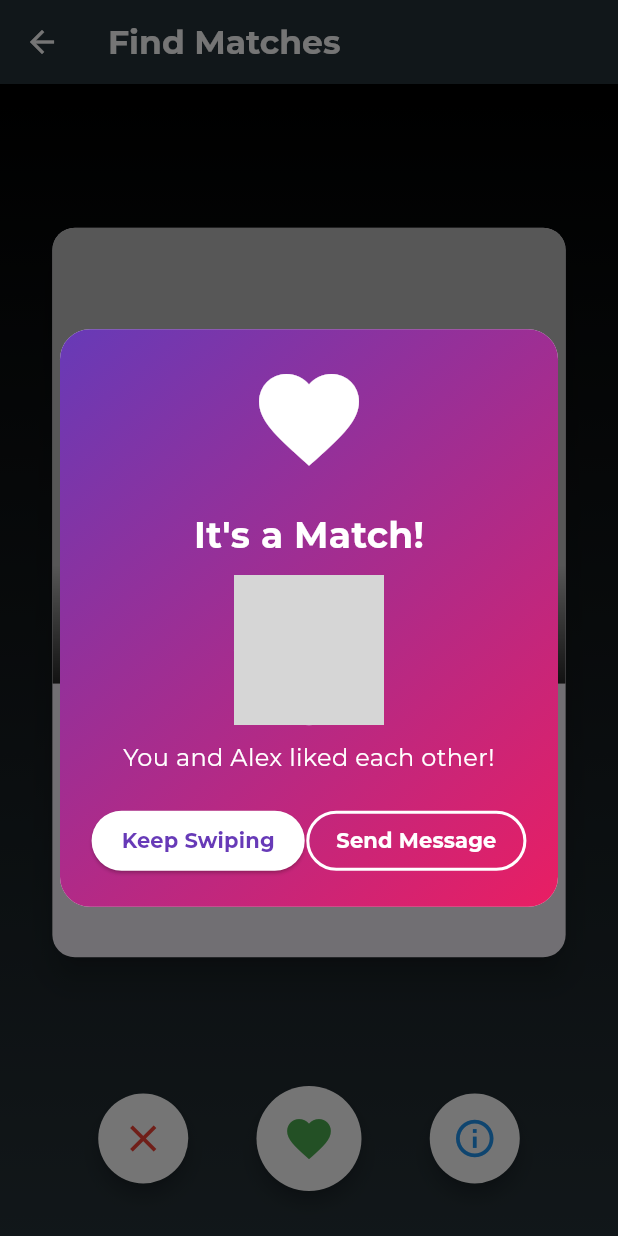
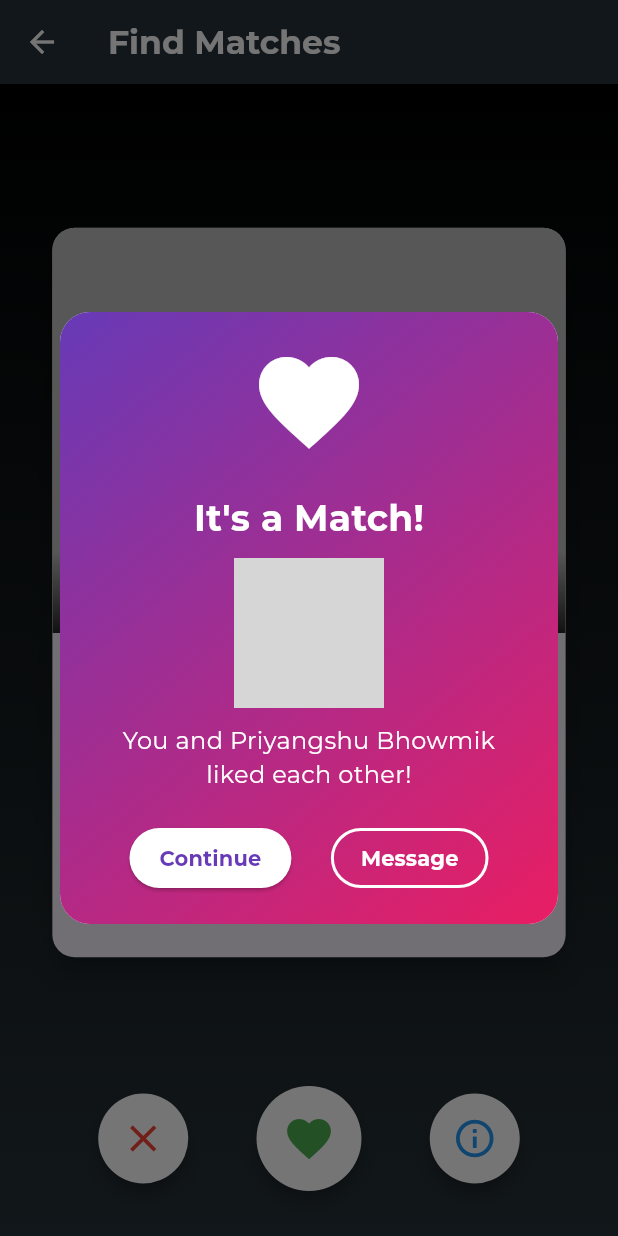
Before and after one commit to radhaghate/spot_me, a Flutter app: the MatchScreen screen opened directly, item 2 of the bottom bar chosen, on a phone screen of 412 x 824 dp. Run offline on Flutter 3.47's test engine with Material 3 defaults, Android fonts, the phone set to English and light mode, and no system bars; our stand-ins replace google_fonts; network calls fail; grey boxes are pictures that could not be loaded.

Commit message:
Updated Match Page with Test Profiles

```diff
--- a/lib/match_screen.dart
+++ b/lib/match_screen.dart
@@ -13,49 +13,40 @@ class _MatchScreenState extends State<MatchScreen> {
   // List of fake user profiles
   final List<Map<String, dynamic>> _users = [
     {
-      'name': 'Alex',
-      'age': 25,
+      'name': 'Priyangshu Bhowmik',
       'bio': 'Looking for a gym partner for morning workouts. I focus on strength training.',
-      'image': 'https://picsum.photos/id/1025/400/600',
-      'gym': 'Fitness First',
-      'workoutTime': 'Morning',
-      'experience': 'Intermediate',
+      'image': 'https://picsum.photos/id/1025/400/600', // You'll replace this with actual image
+      'gym': 'SWRC',
+      'experience': '1+ Yrs',
+      'gender_preference': 'No Preference',
+      'workout_dependency': 'Individual workouts',
+      'workout_style': 'Strength Training',
+      'split': 'M F - Pull, T H - Push, W - Legs',
+      'level': 'Junior',
     },
     {
-      'name': 'Jamie',
-      'age': 28,
+      'name': 'Alex',
       'bio': 'Cardio enthusiast, training for my first marathon. Need someone to keep me accountable!',
       'image': 'https://picsum.photos/id/1027/400/600',
-      'gym': 'Planet Fitness',
-      'workoutTime': 'Evening',
-      'experience': 'Beginner',
-    },
-    {
-      'name': 'Taylor',
-      'age': 30,
-      'bio': 'Powerlifter looking for a spotter. I train 5 days a week and compete regularly.',
-      'image': 'https://picsum.photos/id/1012/400/600',
-      'gym': 'Gold\'s Gym',
-      'workoutTime': 'Afternoon',
-      'experience': 'Advanced',
-    },
-    {
-      'name': 'Jordan',
-      'age': 24,
-      'bio': 'New to town, looking for gym buddies who enjoy circuit training and HIIT workouts.',
-      'image': 'https://picsum.photos/id/1011/400/600',
-      'gym': 'LA Fitness',
-      'workoutTime': 'Flexible',
-      'experience': 'Intermediate',
+      'gym': 'CAG',
+      'experience': '3-6 months',
+      'gender_preference': 'Female',
+      'workout_dependency': 'Spotter',
+      'workout_style': 'HIIT/Cardio',
+      'split': 'Full body, 3x per week',
+      'level': 'Beginner',
     },
     {
       'name': 'Sam',
-      'age': 27,
-      'bio': 'Yoga and CrossFit enthusiast. I believe in balanced fitness and mindfulness.',
+      'bio': 'Yoga and swimming enthusiast. I believe in balanced fitness and mindfulness.',
       'image': 'https://picsum.photos/id/1062/400/600',
-      'gym': 'CrossFit Box',
-      'workoutTime': 'Morning',
-      'experience': 'Advanced',
+      'gym': 'RFC, SWR',
+      'experience': '6-12 months',
+      'gender_preference': 'Male',
+      'workout_dependency': 'Individual workouts',
+      'workout_style': 'Yoga, Swimming',
+      'split': 'Morning sessions, flexibility focused',
+      'level': 'Intermediate',
     },
   ];
 
@@ -70,7 +61,8 @@ class _MatchScreenState extends State<MatchScreen> {
   Widget build(BuildContext context) {
     return Scaffold(
       appBar: AppBar(
-        title: Text("Find Matches",
+        title: Text(
+          "Find Matches",
           style: GoogleFonts.montserrat(
             fontWeight: FontWeight.bold,
             color: Colors.white,
@@ -256,39 +248,15 @@ class _MatchScreenState extends State<MatchScreen> {
                           ],
                         ),
                       ),
-                      child: Row(
-                        children: [
-                          Expanded(
                       child: Column(
                         crossAxisAlignment: CrossAxisAlignment.start,
                         children: [
                           Text(
-                                  '${user['name']}, ${user['age']}',
+                            user['name'],
                             style: GoogleFonts.montserrat(
                               fontSize: 24,
                               fontWeight: FontWeight.bold,
                               color: Colors.white,
-                                  ),
-                                ),
-                                const SizedBox(height: 5),
-                                Row(
-                                  children: [
-                                    const Icon(
-                                      Icons.fitness_center,
-                                      color: Colors.white70,
-                                      size: 16,
-                                    ),
-                                    const SizedBox(width: 5),
-                                    Text(
-                                      user['gym'],
-                                      style: GoogleFonts.montserrat(
-                                        fontSize: 14,
-                                        color: Colors.white70,
-                                      ),
-                                    ),
-                                  ],
-                                ),
-                              ],
                             ),
                           ),
                         ],
@@ -344,39 +312,48 @@ class _MatchScreenState extends State<MatchScreen> {
             ),
           ),
           Expanded(
-            flex: 3,
+            flex: 4,
             child: Padding(
-              padding: const EdgeInsets.all(15),
+              padding: const EdgeInsets.symmetric(horizontal: 15, vertical: 10),
               child: Column(
                 crossAxisAlignment: CrossAxisAlignment.start,
                 children: [
+                  // First row of tags
                   Row(
-                    mainAxisAlignment: MainAxisAlignment.spaceBetween,
                     children: [
-                      _buildInfoTag('${user['workoutTime']} Workouts', Colors.blue),
+                      _buildInfoTag(user['gym'], Colors.blue),
+                      const SizedBox(width: 8),
                       _buildInfoTag(user['experience'], Colors.orange),
                     ],
                   ),
-                  const SizedBox(height: 15),
-                  Text(
-                    'About Me',
-                    style: GoogleFonts.montserrat(
-                      fontSize: 16,
-                      fontWeight: FontWeight.bold,
-                      color: Colors.blueGrey[900],
+                  const SizedBox(height: 8),
+
+                  // If the user has a split information, show it
+                  if (user['split'] != null)
+                    Container(
+                      width: double.infinity,
+                      margin: const EdgeInsets.only(bottom: 8),
+                      child: _buildInfoTag(user['split'], Colors.purple),
                     ),
+
+                  // Second row of tags - workout style and dependency
+                  Row(
+                    children: [
+                      _buildInfoTag(user['workout_style'], Colors.green),
+                      const SizedBox(width: 8),
+                      if (user['level'] != null)
+                        _buildInfoTag(user['level'], Colors.red),
+                    ],
                   ),
-                  const SizedBox(height: 5),
-                  Expanded(
-                    child: Text(
-                      user['bio'],
-                      style: GoogleFonts.montserrat(
-                        fontSize: 14,
-                        color: Colors.blueGrey[700],
-                      ),
-                      maxLines: 4,
-                      overflow: TextOverflow.ellipsis,
-                    ),
+                  const SizedBox(height: 8),
+
+                  // Third row - other tags
+                  Row(
+                    children: [
+                      _buildInfoTag(user['workout_dependency'], Colors.teal),
+                      const SizedBox(width: 8),
+                      _buildInfoTag('Prefers: ' + user['gender_preference'], Colors.indigo),
+                    ],
                   ),
                 ],
               ),
@@ -388,11 +365,12 @@ class _MatchScreenState extends State<MatchScreen> {
   }
 
   Widget _buildInfoTag(String text, Color color) {
-    return Container(
-      padding: const EdgeInsets.symmetric(horizontal: 12, vertical: 6),
+    return Expanded(
+      child: Container(
+        padding: const EdgeInsets.symmetric(horizontal: 8, vertical: 6),
         decoration: BoxDecoration(
           color: color.withOpacity(0.1),
-        borderRadius: BorderRadius.circular(20),
+          borderRadius: BorderRadius.circular(10),
           border: Border.all(color: color, width: 1),
         ),
         child: Text(
@@ -401,6 +379,10 @@ class _MatchScreenState extends State<MatchScreen> {
             fontSize: 12,
             color: color,
             fontWeight: FontWeight.w500,
+          ),
+          textAlign: TextAlign.center,
+          maxLines: 1,
+          overflow: TextOverflow.ellipsis,
         ),
       ),
     );
@@ -574,7 +556,7 @@ class _MatchScreenState extends State<MatchScreen> {
                       padding: const EdgeInsets.symmetric(horizontal: 20, vertical: 10),
                     ),
                     child: Text(
-                      "Keep Swiping",
+                      "Continue",
                       style: GoogleFonts.montserrat(
                         fontWeight: FontWeight.bold,
                       ),
@@ -604,7 +586,7 @@ class _MatchScreenState extends State<MatchScreen> {
                       padding: const EdgeInsets.symmetric(horizontal: 20, vertical: 10),
                     ),
                     child: Text(
-                      "Send Message",
+                      "Message",
                       style: GoogleFonts.montserrat(
                         fontWeight: FontWeight.bold,
                       ),
@@ -625,7 +607,7 @@ class _MatchScreenState extends State<MatchScreen> {
     isScrollControlled: true,
     backgroundColor: Colors.transparent,
     builder: (context) => Container(
-        height: MediaQuery.of(context).size.height * 0.75,
+      height: MediaQuery.of(context).size.height * 0.6, // Reduced height
       decoration: BoxDecoration(
         color: Colors.white,
         borderRadius: const BorderRadius.only(
@@ -646,95 +628,52 @@ class _MatchScreenState extends State<MatchScreen> {
           ),
           Expanded(
             child: SingleChildScrollView(
-                child: Column(
-                  crossAxisAlignment: CrossAxisAlignment.start,
-                  children: [
-                    SizedBox(
-                      height: MediaQuery.of(context).size.height * 0.4,
-                      width: double.infinity,
-                      child: Stack(
-                        fit: StackFit.expand,
-                        children: [
-                          Image.network(
-                            user['image'],
-                            fit: BoxFit.cover,
-                          ),
-                          Positioned(
-                            top: 20,
-                            left: 20,
-                            child: CircleAvatar(
-                              backgroundColor: Colors.black54,
-                              child: IconButton(
-                                icon: const Icon(Icons.arrow_back, color: Colors.white),
-                                onPressed: () => Navigator.pop(context),
-                              ),
-                            ),
-                          ),
-                          Positioned(
-                            bottom: 0,
-                            left: 0,
-                            right: 0,
-                            child: Container(
-                              padding: const EdgeInsets.all(20),
-                              decoration: BoxDecoration(
-                                gradient: LinearGradient(
-                                  begin: Alignment.bottomCenter,
-                                  end: Alignment.topCenter,
-                                  colors: [
-                                    Colors.black.withOpacity(0.8),
-                                    Colors.transparent,
-                                  ],
-                                ),
-                              ),
-                              child: Column(
-                                crossAxisAlignment: CrossAxisAlignment.start,
-                                children: [
-                                  Text(
-                                    '${user['name']}, ${user['age']}',
-                                    style: GoogleFonts.montserrat(
-                                      fontSize: 28,
-                                      fontWeight: FontWeight.bold,
-                                      color: Colors.white,
-                                    ),
-                                  ),
-                                  const SizedBox(height: 5),
-                                  Row(
-                                    children: [
-                                      const Icon(
-                                        Icons.fitness_center,
-                                        color: Colors.white70,
-                                        size: 16,
-                                      ),
-                                      const SizedBox(width: 5),
-                                      Text(
-                                        user['gym'],
-                                        style: GoogleFonts.montserrat(
-                                          fontSize: 16,
-                                          color: Colors.white70,
-                                        ),
-                                      ),
-                                    ],
-                                  ),
-                                ],
-                              ),
-                            ),
-                          ),
-                        ],
-                      ),
-                    ),
-                    Padding(
+              child: Padding(
                 padding: const EdgeInsets.all(20),
                 child: Column(
                   crossAxisAlignment: CrossAxisAlignment.start,
                   children: [
+                    // Name and close button
                     Row(
+                      mainAxisAlignment: MainAxisAlignment.spaceBetween,
                       children: [
-                              _buildInfoTag('${user['workoutTime']} Workouts', Colors.blue),
-                              const SizedBox(width: 10),
-                              _buildInfoTag(user['experience'], Colors.orange),
+                        Expanded(
+                          child: Text(
+                            user['name'],
+                            style: GoogleFonts.montserrat(
+                              fontSize: 28,
+                              fontWeight: FontWeight.bold,
+                              color: Colors.blueGrey[900],
+                            ),
+                          ),
+                        ),
+                        IconButton(
+                          icon: const Icon(Icons.close, color: Colors.grey),
+                          onPressed: () => Navigator.pop(context),
+                        ),
                       ],
                     ),
                     const SizedBox(height: 20),
+
+                    // Display all tags in a wrapped layout
+                    Wrap(
+                      spacing: 8,
+                      runSpacing: 8,
+                      children: [
+                        _buildInfoTag(user['gym'], Colors.blue),
+                        _buildInfoTag(user['experience'], Colors.orange),
+                        _buildInfoTag(user['workout_style'], Colors.green),
+                        _buildInfoTag(user['workout_dependency'], Colors.teal),
+                        _buildInfoTag('Prefers: ' + user['gender_preference'], Colors.indigo),
+                        if (user['level'] != null)
+                          _buildInfoTag(user['level'], Colors.red),
+                        if (user['split'] != null)
+                          _buildInfoTag(user['split'], Colors.purple),
+                      ],
+                    ),
+                    const SizedBox(height: 20),
+
+                    // About me section
                     Text(
                       'About Me',
                       style: GoogleFonts.montserrat(
@@ -752,6 +691,8 @@ class _MatchScreenState extends State<MatchScreen> {
                       ),
                     ),
                     const SizedBox(height: 30),
+
+                    // Action buttons
                     Row(
                       mainAxisAlignment: MainAxisAlignment.spaceEvenly,
                       children: [
@@ -821,8 +762,6 @@ class _MatchScreenState extends State<MatchScreen> {
                   ],
                 ),
               ),
-                  ],
-                ),
             ),
           ),
         ],
```
Lines whose indentation alone changed are shown as unchanged.
